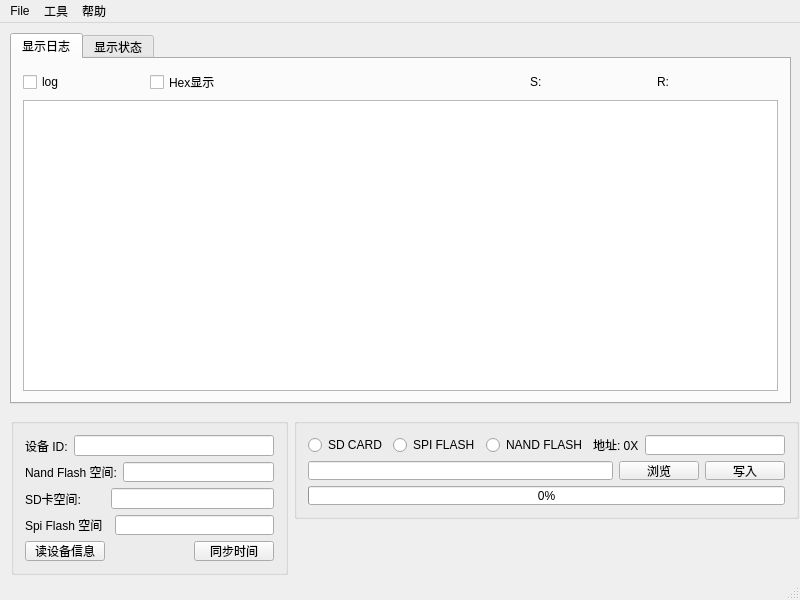
Before: the Qt Designer form mainwindow.ui in zpzyf/DeviceManager, drawn with Qt 5.
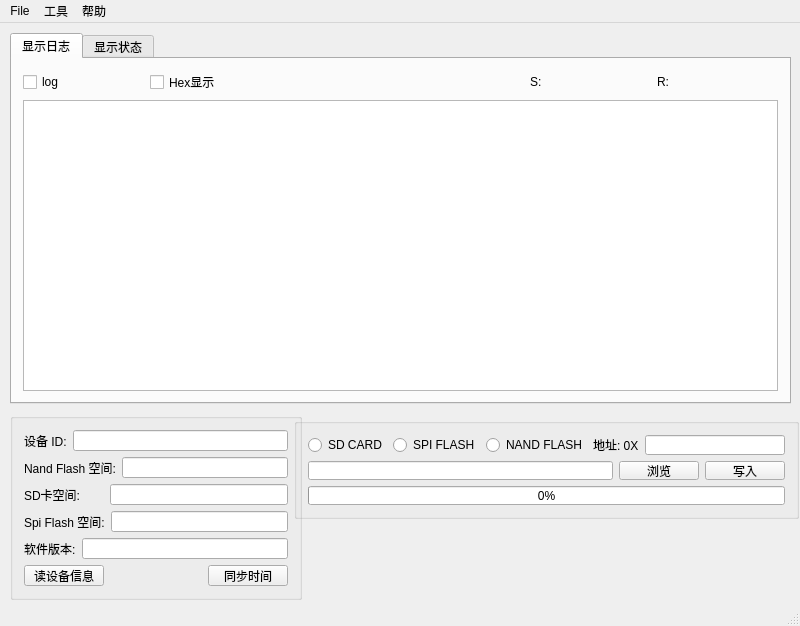
After: the same form once the commit is applied. Icons and pictures are not drawn.

Commit message: 设备ID等编辑框设置成只读

```diff
--- a/mainwindow.ui
+++ b/mainwindow.ui
@@ -7,7 +7,7 @@
     <x>0</x>
     <y>0</y>
     <width>800</width>
-    <height>600</height>
+    <height>626</height>
    </rect>
   </property>
   <property name="windowTitle">
@@ -20,10 +20,10 @@
    <widget class="QGroupBox" name="groupBox">
     <property name="geometry">
      <rect>
-      <x>11</x>
-      <y>395</y>
-      <width>277</width>
-      <height>157</height>
+      <x>10</x>
+      <y>390</y>
+      <width>292</width>
+      <height>187</height>
      </rect>
     </property>
     <property name="title">
@@ -31,6 +31,8 @@
     </property>
     <layout class="QGridLayout" name="gridLayout_2">
      <item row="0" column="0">
+      <layout class="QVBoxLayout" name="verticalLayout">
+       <item>
       <layout class="QHBoxLayout" name="horizontalLayout_7">
        <item>
         <widget class="QLabel" name="deviceIdLabel">
@@ -44,7 +46,7 @@
        </item>
       </layout>
      </item>
-     <item row="1" column="0">
+       <item>
       <layout class="QHBoxLayout" name="horizontalLayout_6">
        <item>
         <widget class="QLabel" name="nandFlashSizeLabel">
@@ -58,7 +60,7 @@
        </item>
       </layout>
      </item>
-     <item row="2" column="0">
+       <item>
       <layout class="QHBoxLayout" name="horizontalLayout_5">
        <item>
         <widget class="QLabel" name="sdcardSizeLabel">
@@ -72,12 +74,12 @@
        </item>
       </layout>
      </item>
-     <item row="3" column="0">
+       <item>
       <layout class="QHBoxLayout" name="horizontalLayout_4">
        <item>
         <widget class="QLabel" name="spiFlashSizeLabel">
          <property name="text">
-          <string>Spi Flash 空间  </string>
+            <string>Spi Flash 空间:</string>
          </property>
         </widget>
        </item>
@@ -86,7 +88,21 @@
        </item>
       </layout>
      </item>
-     <item row="4" column="0">
+       <item>
+        <layout class="QHBoxLayout" name="horizontalLayout_11">
+         <item>
+          <widget class="QLabel" name="labelSoftwareVersion">
+           <property name="text">
+            <string>软件版本:</string>
+           </property>
+          </widget>
+         </item>
+         <item>
+          <widget class="QLineEdit" name="editSoftwareVersion"/>
+         </item>
+        </layout>
+       </item>
+       <item>
       <layout class="QHBoxLayout" name="horizontalLayout_8">
        <item>
         <widget class="QPushButton" name="readDeviceInfoPushButton">
@@ -114,6 +130,8 @@
           <string>同步时间</string>
          </property>
         </widget>
+         </item>
+        </layout>
        </item>
       </layout>
      </item>
```
Lines whose indentation alone changed are shown as unchanged. The commit also changes 2 other files.
